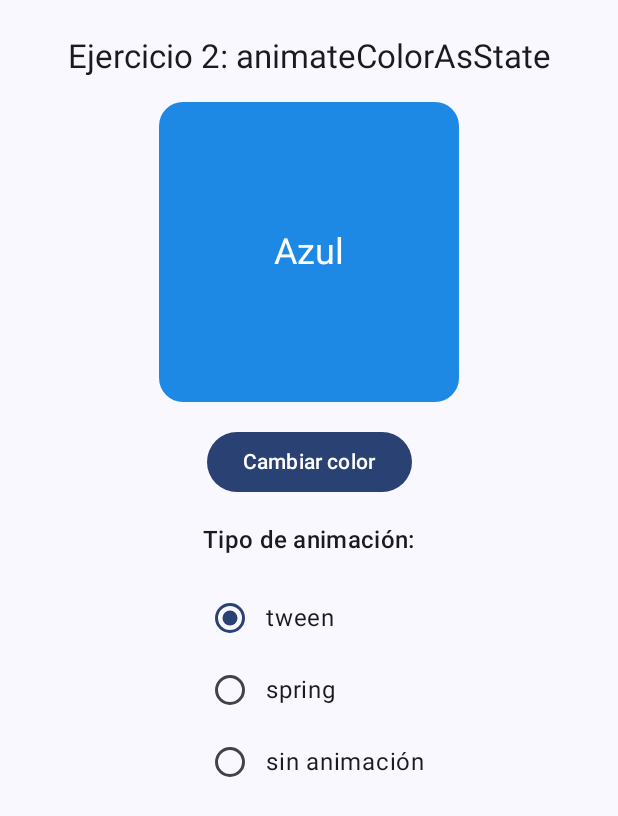
After one commit to boristito-a11y/Lab13, an Android app built with Jetpack Compose: the composable Ejercicio2Color shown on its own in the app's theme, on a phone screen of 412 x 824 dp. The commit adds this screen. Shown: the top 816 px of the screen. Run offline under Robolectric (Android 15) with nearby library versions, the phone set to English and light mode, and no system bars.

Commit message:
feat(ej2): agrega cambio de color con animateColorAsState

```diff
--- /dev/null
+++ b/app/src/main/java/com/tecsup/lab13/Ejercicio2Color.kt
@@ -0,0 +1,72 @@
+package com.tecsup.lab13
+
+import androidx.compose.animation.*
+import androidx.compose.animation.core.*
+import androidx.compose.foundation.background
+import androidx.compose.foundation.layout.*
+import androidx.compose.foundation.shape.RoundedCornerShape
+import androidx.compose.material3.*
+import androidx.compose.runtime.*
+import androidx.compose.ui.Alignment
+import androidx.compose.ui.Modifier
+import androidx.compose.ui.graphics.Color
+import androidx.compose.ui.unit.dp
+
+@Composable
+fun Ejercicio2Color() {
+    var esAzul by remember { mutableStateOf(true) }
+    var tipo by remember { mutableStateOf("tween") }
+
+    val colorDestino = if (esAzul) Color(0xFF1E88E5) else Color(0xFF43A047)
+
+    // Elegimos la especificacion segun el RadioButton marcado
+    val especificacion: AnimationSpec<Color> =
+        if (tipo == "spring") spring(stiffness = Spring.StiffnessVeryLow)
+        else tween(durationMillis = 1500)
+
+    val colorAnimado by animateColorAsState(
+        targetValue = colorDestino,
+        animationSpec = especificacion,
+        label = "colorCuadro"
+    )
+
+    // Con "sin animación" usamos el color directo para comparar
+    val colorFinal = if (tipo == "sin animación") colorDestino else colorAnimado
+
+    Column(
+        modifier = Modifier
+            .fillMaxSize()
+            .padding(24.dp),
+        horizontalAlignment = Alignment.CenterHorizontally,
+        verticalArrangement = Arrangement.spacedBy(16.dp)
+    ) {
+        Text("Ejercicio 2: animateColorAsState", style = MaterialTheme.typography.titleLarge)
+
+        Box(
+            modifier = Modifier
+                .size(200.dp)
+                .background(colorFinal, RoundedCornerShape(16.dp)),
+            contentAlignment = Alignment.Center
+        ) {
+            Text(
+                if (esAzul) "Azul" else "Verde",
+                color = Color.White,
+                style = MaterialTheme.typography.headlineSmall
+            )
+        }
+
+        Button(onClick = { esAzul = !esAzul }) {
+            Text("Cambiar color")
+        }
+
+        Text("Tipo de animación:", style = MaterialTheme.typography.titleMedium)
+        Column {
+            listOf("tween", "spring", "sin animación").forEach { opcion ->
+                Row(verticalAlignment = Alignment.CenterVertically) {
+                    RadioButton(selected = tipo == opcion, onClick = { tipo = opcion })
+                    Text(opcion)
+                }
+            }
+        }
+    }
+}
--- a/app/src/main/java/com/tecsup/lab13/MainActivity.kt
+++ b/app/src/main/java/com/tecsup/lab13/MainActivity.kt
@@ -38,6 +38,7 @@ fun AppLab13(modifier: Modifier = Modifier) {
             "menu" -> MenuPrincipal(onElegir = { pantalla = it })
             // Aqui vas agregando una linea por cada ejercicio
             "ej1" -> Ejercicio1Visibilidad()
+            "ej2" -> Ejercicio2Color()
             else -> Text("Proximamente", modifier = Modifier.padding(24.dp))
         }
     }
```
